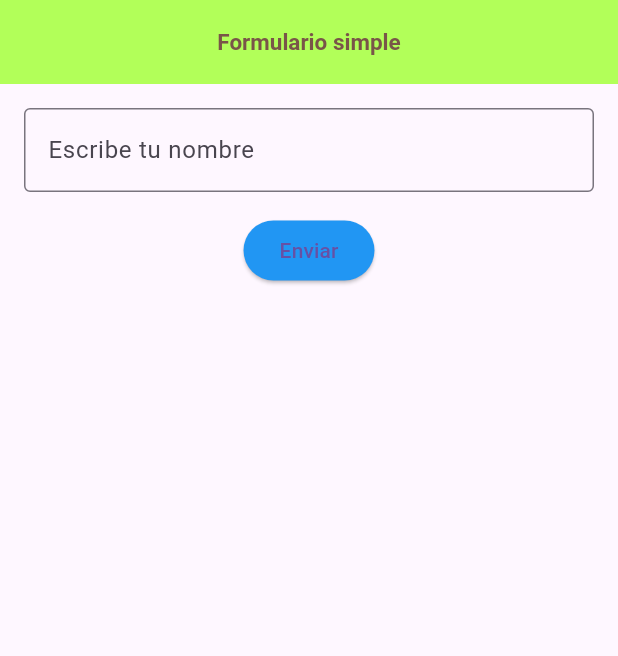
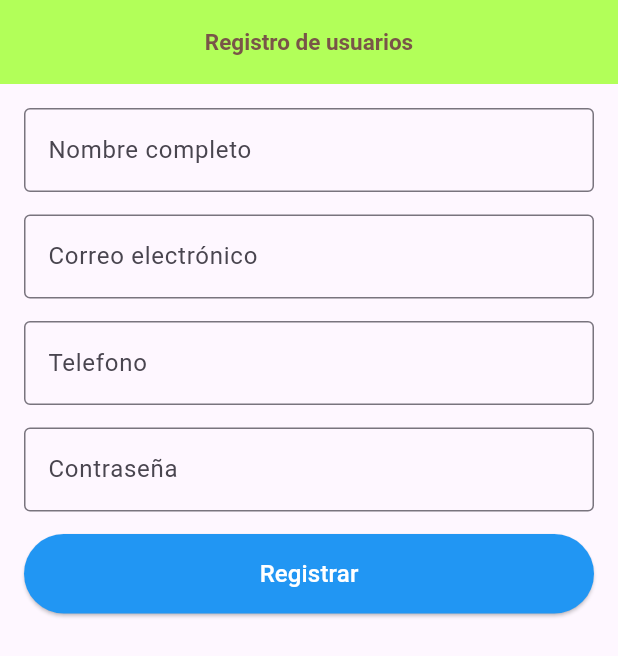
Before and after one commit to GuilloBurgos/forms_flutter, a Flutter app: the screen it shows after launch, on a phone screen of 412 x 824 dp. Shown: the top 656 px of the screen. Run offline on Flutter 3.47's test engine with Material 3 defaults, Android fonts, the phone set to English and light mode, and no system bars.

```diff
--- a/lib/main.dart
+++ b/lib/main.dart
@@ -142,27 +142,62 @@ class RegistroApp extends StatelessWidget {
   Widget build(BuildContext context) {
     return const MaterialApp(
       debugShowCheckedModeBanner: false,
-      home: FormPage(),
+      home: RegistroPage(),
     );
   }
 }
 
-class FormPage extends StatefulWidget {
+class RegistroPage extends StatefulWidget {
   //Contiene un estado interno
-  const FormPage({super.key});
+  const RegistroPage({super.key});
 
   @override
-  State<FormPage> createState() => _FormPageState();
+  State<RegistroPage> createState() => _RegistroPage();
 }
 
-class _FormPageState extends State<FormPage> {
+class _RegistroPage extends State<RegistroPage> {
+  final _formkey = GlobalKey<FormState>();
+
   final TextEditingController nombreController = TextEditingController();
+  final TextEditingController emailController = TextEditingController();
+  final TextEditingController telefonoController = TextEditingController();
+  final TextEditingController passwordController = TextEditingController();
+  final TextEditingController confirmarPasswordController =
+      TextEditingController();
 
-  void mostrarMensaje() {
+  void registroUsuario() {
+    if (_formkey.currentState!.validate()) {
       String nombre = nombreController.text;
-    ScaffoldMessenger.of(
-      context,
-    ).showSnackBar(SnackBar(content: Text('Hola: $nombre')));
+      String email = emailController.text;
+
+      showDialog(
+        context: context,
+        builder: (context) => AlertDialog(
+          shape: RoundedRectangleBorder(
+            borderRadius: BorderRadius.circular(15),
+          ),
+          title: const Text(
+            'Registro Exitoso!',
+            style: TextStyle(fontWeight: FontWeight.bold, color: Colors.green),
+          ),
+          content: Column(
+            mainAxisSize: MainAxisSize.min,
+            children: [
+              const Icon(Icons.check_circle, color: Colors.green, size: 60),
+              const SizedBox(height: 15),
+              Text("Bienvenido, $nombre", style: TextStyle(fontSize: 16)),
+              Text("Correo: $email", style: TextStyle(color: Colors.grey)),
+            ],
+          ),
+          actions: [
+            TextButton(
+              onPressed: () => Navigator.pop(context),
+              child: Text('Cerrar', style: TextStyle(color: Colors.blue)),
+            ),
+          ],
+        ),
+      );
+    }
   }
 
   @override
@@ -170,7 +205,7 @@ class _FormPageState extends State<FormPage> {
     return Scaffold(
       appBar: AppBar(
         title: Text(
-          'Formulario simple',
+          'Registro de usuarios',
           style: TextStyle(
             fontSize: 15,
             fontWeight: FontWeight.bold,
@@ -182,22 +217,95 @@ class _FormPageState extends State<FormPage> {
       ),
       body: Padding(
         padding: EdgeInsets.all(16),
-        child: Column(
+        child: Form(
+          key: _formkey,
+          child: ListView(
             children: [
-            TextField(
+              TextFormField(
                 controller: nombreController,
-              decoration: const InputDecoration(
-                labelText: "Escribe tu nombre",
+                decoration: InputDecoration(
+                  labelText: "Nombre completo",
                   border: OutlineInputBorder(),
                 ),
+                validator: (value) {
+                  if (value == null || value.isEmpty) {
+                    return "Por favor ingresa tu nombre";
+                  }
+                  return null;
+                },
+              ),
+              const SizedBox(height: 15),
+              TextFormField(
+                controller: emailController,
+                decoration: const InputDecoration(
+                  labelText: "Correo electrónico",
+                  border: OutlineInputBorder(),
+                ),
+                validator: (value) {
+                  if (value == null || value.isEmpty) {
+                    return "Por favor ingresa tu correo";
+                  }
+
+                  if (!RegExp(r'^[^@]+@[^@]+\.[^@]+').hasMatch(value)) {
+                    return "Correo invalido";
+                  }
+                  return null;
+                },
+              ),
+              const SizedBox(height: 15),
+              TextFormField(
+                controller: telefonoController,
+                decoration: const InputDecoration(
+                  labelText: "Telefono",
+                  border: OutlineInputBorder(),
+                ),
+                validator: (value) {
+                  if (value == null || value.isEmpty) {
+                    return "Por favor ingresa tu telefono";
+                  }
+
+                  if (value.length < 10) {
+                    return "Numero invalido (Demasiado corto)";
+                  }
+
+                  if (value.length > 15) {
+                    return "Numero invalido (Demasiado largo)";
+                  }
+                  return null;
+                },
+              ),
+              const SizedBox(height: 15),
+              TextFormField(
+                controller: passwordController,
+                decoration: const InputDecoration(
+                  labelText: "Contraseña",
+                  border: OutlineInputBorder(),
+                ),
+                validator: (value) {
+                  if (value == null || value.isEmpty) {
+                    return "Por favor ingresa tu telefono";
+                  }
+
+                  if (value.length < 6) {
+                    return "Debe tener al menos 6 caracteres";
+                  }
+                  return null;
+                },
               ),
               const SizedBox(height: 15),
               ElevatedButton(
-              onPressed: mostrarMensaje,
-              style: ElevatedButton.styleFrom(backgroundColor: Colors.blue),
-              child: Text('Enviar'),
+                onPressed: registroUsuario,
+                style: ElevatedButton.styleFrom(
+                  backgroundColor: Colors.blue,
+                  padding: EdgeInsets.symmetric(vertical: 15),
+                ),
+                child: Text(
+                  'Registrar',
+                  style: TextStyle(fontSize: 16, color: Colors.white),
+                ),
               ),
             ],
+          ),
         ),
       ),
     );
```
Also changed, not shown: flutter_01.png (added). Lines whose indentation alone changed are shown as unchanged.
